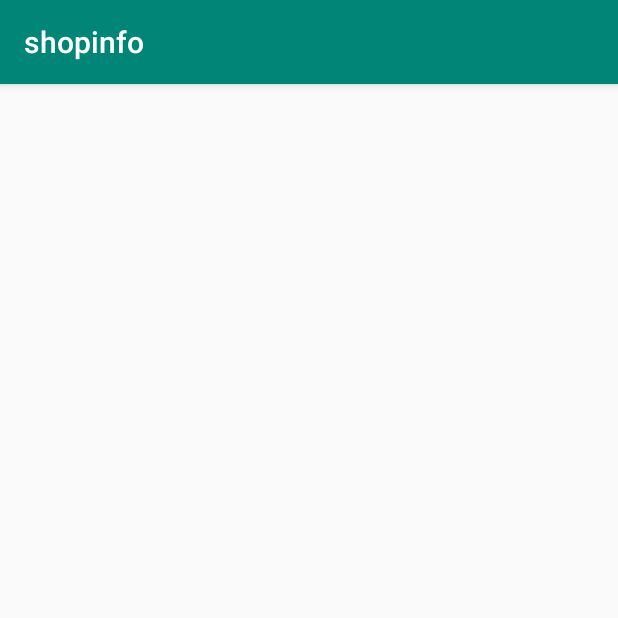
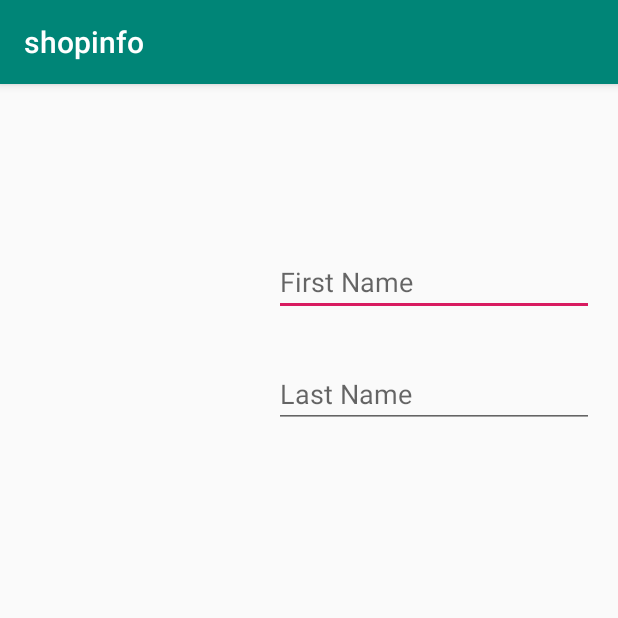
Before and after one commit to naveenpi/shopinfo, an Android app: the CustomerRegestration screen opened directly, with no data from a screen before it, on a phone screen of 412 x 824 dp, the top half of it. Run offline under Robolectric (Android 15) with nearby library versions, the phone set to English and light mode, and no system bars.

Commit message:
Added FirstName, LastName EditText in activity_customer_regestration.xml

```diff
--- a/app/src/main/res/layout/activity_customer_regestration.xml
+++ b/app/src/main/res/layout/activity_customer_regestration.xml
@@ -5,5 +5,32 @@
     android:layout_width="match_parent"
     android:layout_height="match_parent"
     tools:context=".CustomerRegestration">
+    <EditText
+        android:id="@+id/editText"
+        android:layout_width="wrap_content"
+        android:layout_height="wrap_content"
+        android:ems="10"
+        android:inputType="textPersonName"
+        android:hint="First Name"
+        app:layout_constraintBottom_toBottomOf="parent"
+        app:layout_constraintHorizontal_bias="0.919"
+        app:layout_constraintLeft_toLeftOf="parent"
+        app:layout_constraintRight_toRightOf="parent"
+        app:layout_constraintTop_toTopOf="parent"
+        app:layout_constraintVertical_bias="0.151" />
+
+    <EditText
+        android:id="@+id/editText2"
+        android:layout_width="wrap_content"
+        android:layout_height="wrap_content"
+        android:ems="10"
+        android:inputType="textPersonName"
+        android:hint="Last Name"
+        app:layout_constraintBottom_toBottomOf="parent"
+        app:layout_constraintHorizontal_bias="0.919"
+        app:layout_constraintLeft_toLeftOf="parent"
+        app:layout_constraintRight_toRightOf="parent"
+        app:layout_constraintTop_toTopOf="parent"
+        app:layout_constraintVertical_bias="0.255" />
 
 </androidx.constraintlayout.widget.ConstraintLayout>
```
